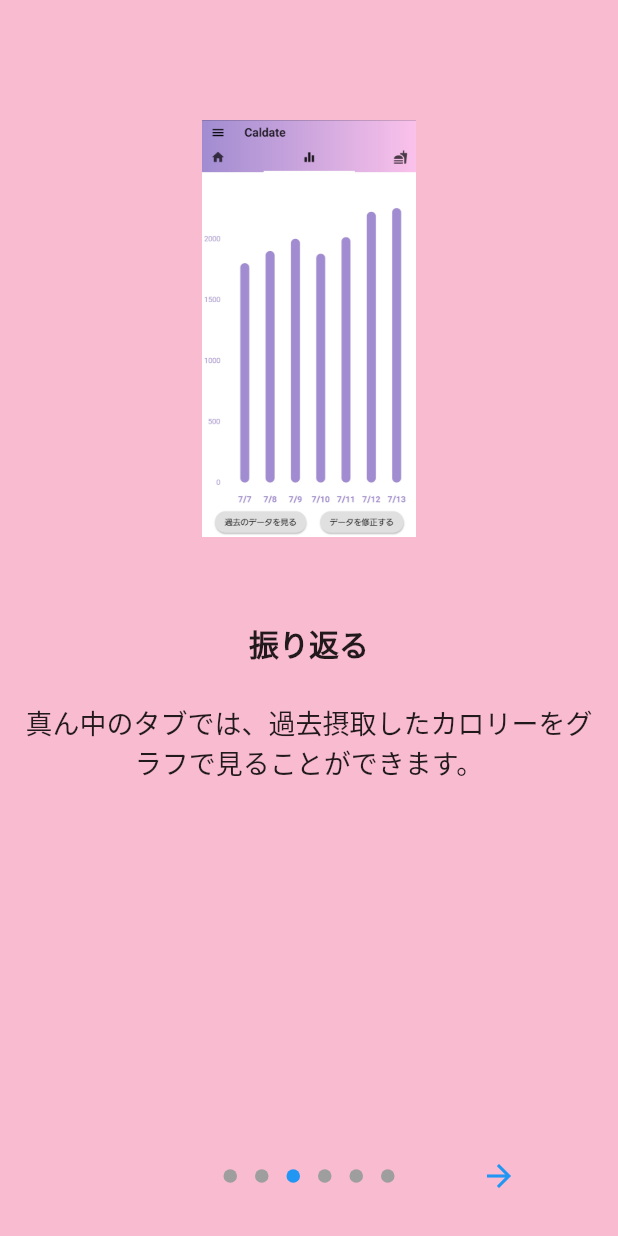
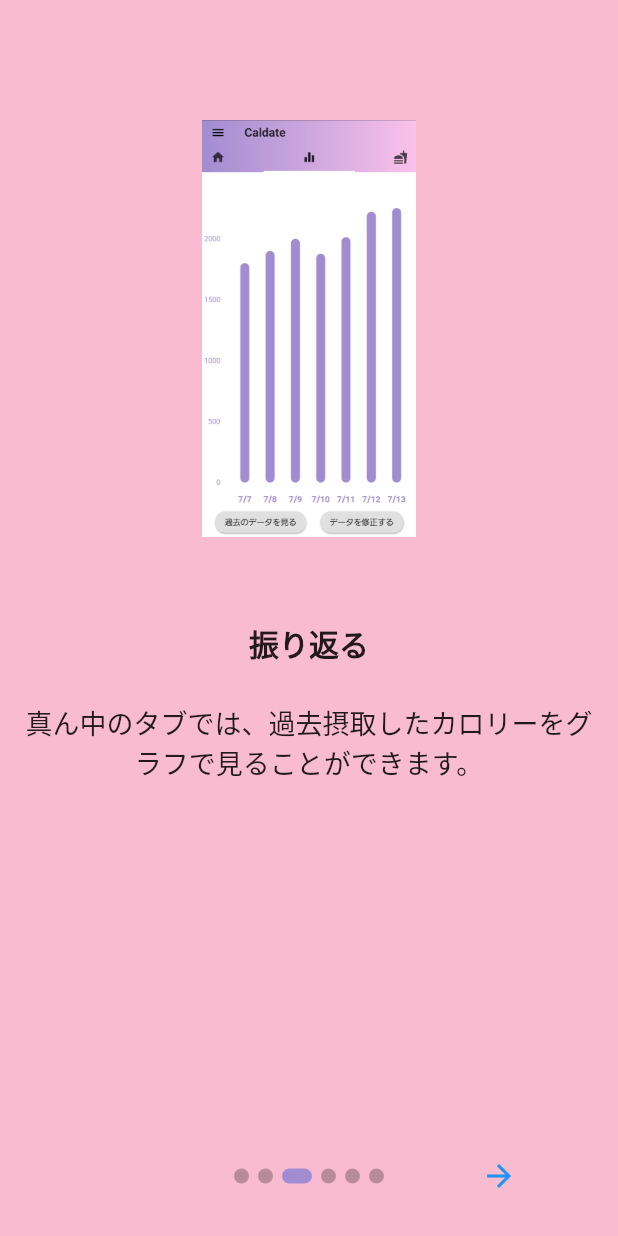
Before and after one commit to aokimakoto0322/Caldate_MobileApp, a Flutter app: the screen it shows after launch, swiped to page 3, on a phone screen of 412 x 824 dp. Run offline on Flutter 3.47's test engine with Material 2 defaults, Android fonts, the phone set to English and light mode, and no system bars; drawn by our look-alikes of introduction_screen; our stand-ins replace after_layout, fl_chart, google_fonts, google_mobile_ads, image_picker, intro_slider and 4 more; missing offline and left inert: rate_my_app, sqfentity, sqfentity_gen; accounts and stored records are empty; statements that could not run were skipped.

Commit message:
complete edition

```diff
--- a/coldate2_0/lib/main.dart
+++ b/coldate2_0/lib/main.dart
@@ -1,7 +1,9 @@
 import 'dart:ui';
 
 import 'package:coldate2_0/DatabaseHelper.dart';
+import 'package:coldate2_0/Mainmenutab.dart';
 import 'package:coldate2_0/Okotowari.dart';
+import 'package:coldate2_0/Oldmenulist.dart';
 import 'package:coldate2_0/Piechart.dart';
 import 'package:coldate2_0/SettingPage.dart';
 import 'package:coldate2_0/file_controller.dart';
@@ -26,6 +28,7 @@ void main() async {
   WidgetsFlutterBinding.ensureInitialized();
   final bool isInitialized = await TodoDbModel().initializeDB();
   if (isInitialized == true) {
+    myInterstitial2.load();
     myInterstitial.load();
     mybanner.load();
     runApp(MyApp());
@@ -132,12 +135,14 @@ class Home extends StatelessWidget {
                     child: Scaffold(
                       backgroundColor: Colors.transparent,
                       drawer: Drawer(
+                        child: Container(
+                          color: Colors.transparent.withOpacity(0.2),
                           child: ListView(
                               padding: EdgeInsets.zero,
                               children: <Widget>[
                                 DrawerHeader(
                                   child: Text(
-                                  'Caldate\nSettingMenu',
+                                    'Caldate\nMenu',
                                     style: TextStyle(fontSize: 20),
                                   ),
                                   decoration: BoxDecoration(
@@ -145,6 +150,13 @@ class Home extends StatelessWidget {
                                     const Color(0xffa18cd1),
                                     const Color(0xfffbc2eb)
                                   ])),
+                                ),
+                                ListTile(
+                                  title: Text("過去食べたものを見る"),
+                                  onTap: () {
+                                    myInterstitial2.show();
+                                    Navigator.of(context).push(MaterialPageRoute(builder: (context) => Mainmenutab()));
+                                  },
                                 ),
                                 ListTile(
                                   title: Text('設定'),
@@ -174,6 +186,7 @@ class Home extends StatelessWidget {
                                   },
                                 )
                               ]),
+                        ),
                       ),
                       appBar: AppBar(
                         //透過率の設定１
@@ -259,6 +272,16 @@ class Intro extends StatelessWidget {
   @override
   Widget build(BuildContext context) {
     return IntroductionScreen(
+      dotsDecorator: DotsDecorator(
+        size: const Size.square(10.0),
+        activeSize: const Size(20.0, 10.0),
+        activeColor: Color(0xffa18cd1),
+        color: Colors.black26,
+        spacing: const EdgeInsets.symmetric(horizontal: 3.0),
+        activeShape: RoundedRectangleBorder(
+          borderRadius: BorderRadius.circular(25.0)
+        )
+      ),
       key: introKey,
       showNextButton: true,
       next: const Icon(Icons.arrow_forward),
@@ -336,6 +359,12 @@ class Intro extends StatelessWidget {
   }
 }
 
+final InterstitialAd myInterstitial2 = InterstitialAd(
+  adUnitId: 'ca-app-pub-8627512781946422/2312420457',
+  request: AdRequest(),
+  listener: AdListener(),
+);
+
 final InterstitialAd myInterstitial = InterstitialAd(
   adUnitId: 'ca-app-pub-8627512781946422/4738687830',
   request: AdRequest(),
```
Also changed, not shown: coldate2_0/lib/MenuPage.dart (+3 -8 lines), coldate2_0/lib/graphlayout.dart (+10 -0 lines). Lines whose indentation alone changed are shown as unchanged.
